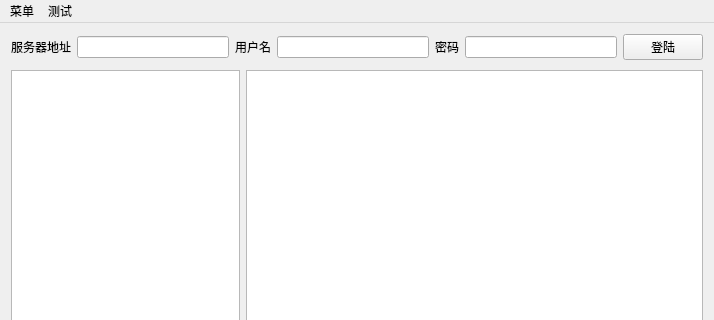
First picture: the form in client/ui/MainWindow.ui, repository Ricky-Hao/IMPK-Client, before the edit; both pictures show x 0 to 714 and y 0 to 320 of the 714 by 667 pixel window.
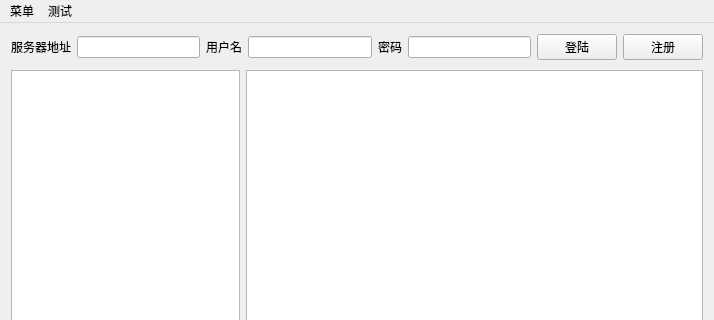
Second picture: the form after the edit.

Commit message: Add register function.

```diff
--- a/client/ui/MainWindow.ui
+++ b/client/ui/MainWindow.ui
@@ -226,6 +226,13 @@
          </property>
         </widget>
        </item>
+       <item>
+        <widget class="QPushButton" name="registerButton">
+         <property name="text">
+          <string>注册</string>
+         </property>
+        </widget>
+       </item>
       </layout>
      </widget>
     </item>
```
Left out of the diff: 24 changed lines with no effect on the pictures. The commit also changes 7 other files.
